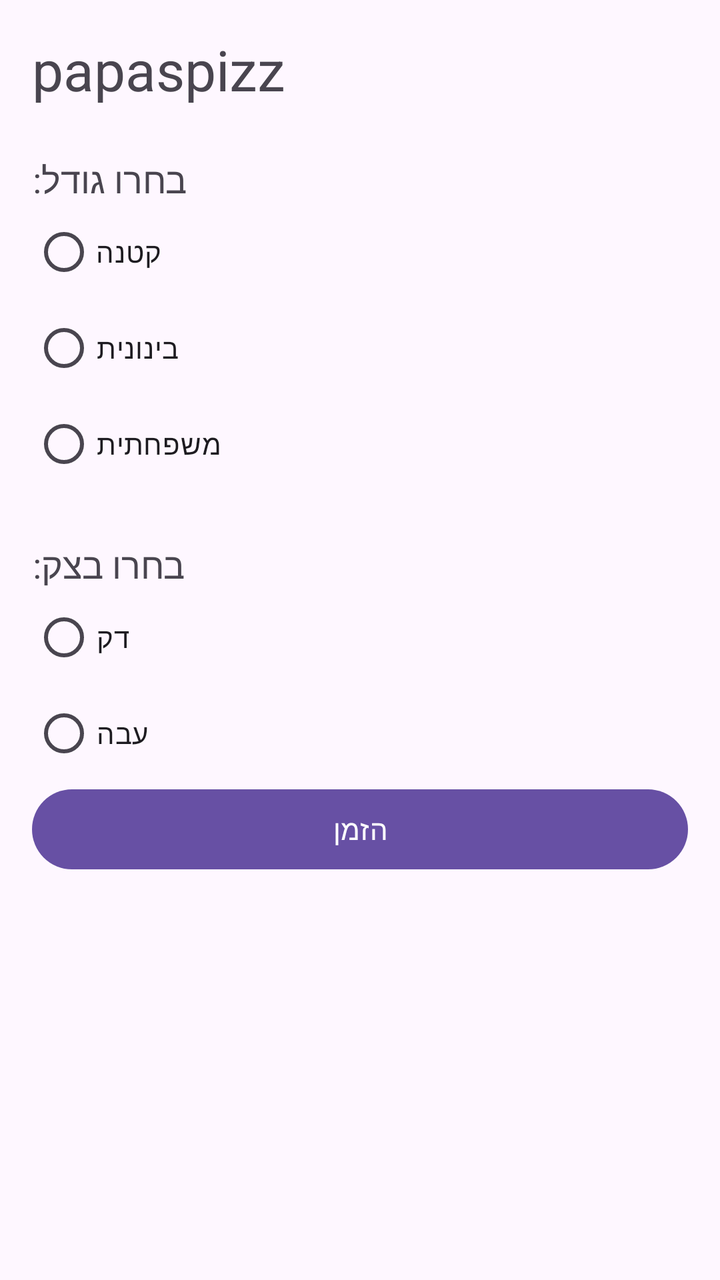
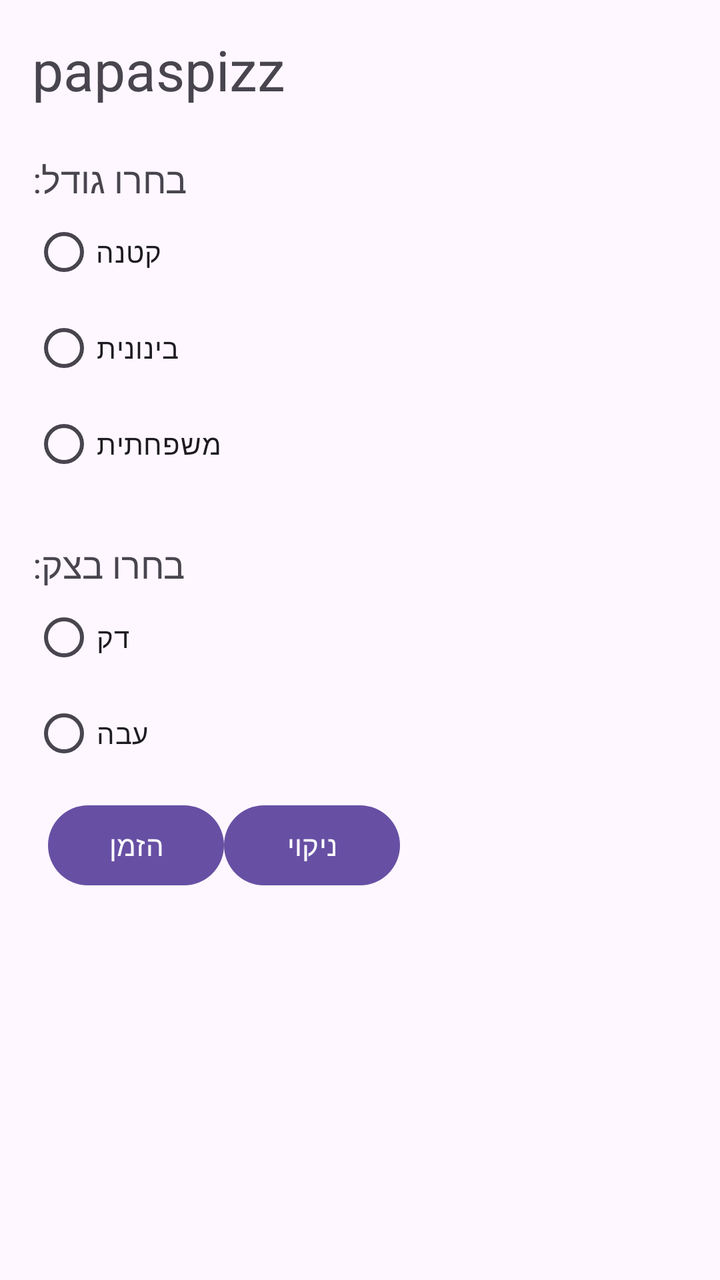

Screens rendered from an Android XML layout before and after an edit, with the pre-edit source and the edit as a unified diff.
<!-- AndroidManifest.xml: application theme Theme.PizzaOrder -->
<!-- res/layout/activity_main.xml -->
<?xml version="1.0" encoding="utf-8"?>
<LinearLayout xmlns:android="http://schemas.android.com/apk/res/android"
    android:id="@+id/main"
    android:layout_width="match_parent"
    android:layout_height="match_parent"
    android:orientation="vertical"
    android:padding="16dp">

    

    <TextView
        android:id="@+id/tvTitle"
        android:layout_width="match_parent"
        android:layout_height="wrap_content"
        android:text="papaspizz"
        android:textSize="28sp" />

    <TextView
        android:id="@+id/tvSizeLabel"
        android:layout_width="wrap_content"
        android:layout_height="wrap_content"
        android:layout_marginTop="24dp"
        android:text="בחרו גודל:"
        android:textSize="18sp" />

    <RadioGroup
        android:id="@+id/rgSize"
        android:layout_width="match_parent"
        android:layout_height="wrap_content"
        android:orientation="vertical">

        <RadioButton
            android:id="@+id/rbSmall"
            android:layout_width="wrap_content"
            android:layout_height="wrap_content"
            android:text="קטנה" />

        <RadioButton
            android:id="@+id/rbMedium"
            android:layout_width="wrap_content"
            android:layout_height="wrap_content"
            android:text="בינונית" />

        <RadioButton
            android:id="@+id/rbLarge"
            android:layout_width="wrap_content"
            android:layout_height="wrap_content"
            android:text="משפחתית" />

    </RadioGroup>

    <TextView
        android:id="@+id/tvCrust"
        android:layout_width="wrap_content"
        android:layout_height="wrap_content"
        android:layout_marginTop="24dp"
        android:text="בחרו בצק:"
        android:textSize="18sp" />

    <RadioGroup
        android:layout_width="wrap_content"
        android:layout_height="wrap_content"
        android:orientation="vertical"
        android:id="@+id/rgCrust"
        >

        <RadioButton
            android:layout_width="wrap_content"
            android:layout_height="wrap_content"
            android:id="@+id/rbThin"
            android:text="דק">
        </RadioButton>

        <RadioButton
            android:layout_width="wrap_content"
            android:layout_height="wrap_content"
            android:id="@+id/rbThick"
            android:text="עבה">
        </RadioButton>
    </RadioGroup>

    <Button
        android:id="@+id/btnOrder"
        android:layout_width="match_parent"
        android:layout_height="wrap_content"
        android:text="הזמן" />
</LinearLayout>
<!-- resources referenced by this layout -->
<resources>
  <style name="Theme.PizzaOrder" parent="Base.Theme.PizzaOrder" />
  <style name="Base.Theme.PizzaOrder" parent="Theme.Material3.DayNight.NoActionBar">
          
          
      </style>
</resources>

<!-- the commit's change to res/layout/activity_main.xml (unified diff, before → after) -->
@@ -79,9 +79,22 @@
         </RadioButton>
     </RadioGroup>
 
+    <LinearLayout
+        android:layout_width="wrap_content"
+        android:layout_height="wrap_content"
+        android:orientation="horizontal"
+        android:padding="8dp">
     <Button
         android:id="@+id/btnOrder"
         android:layout_width="match_parent"
         android:layout_height="wrap_content"
         android:text="הזמן" />
+
+        <Button
+            android:id="@+id/btnClean"
+            android:layout_width="match_parent"
+            android:layout_height="wrap_content"
+            android:text="ניקוי" />
+
+    </LinearLayout>
 </LinearLayout>
